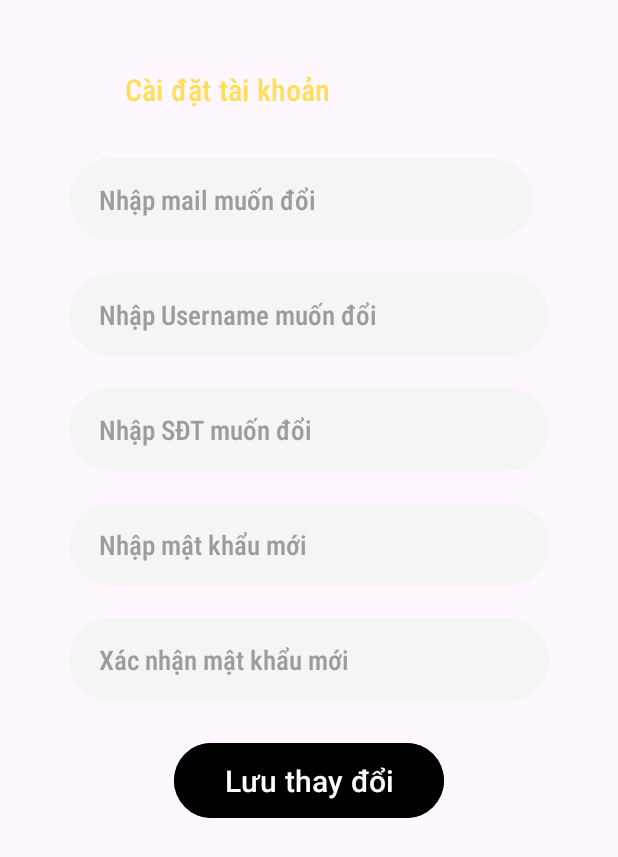
After one commit to Lavie92/NoteAppTest, an Android app: the AccountSetting screen opened directly, with no data from a screen before it, on a phone screen of 412 x 824 dp. The commit adds this screen. Shown: the top 857 px of the screen. Run offline under Robolectric (Android 15) with nearby library versions, the phone set to English and light mode, and no system bars; our stand-ins replace Firebase (no records; nobody signed in at launch, a user with empty details on screens opened directly).

Commit message:
change account infomation

```diff
--- a/app/src/main/AndroidManifest.xml
+++ b/app/src/main/AndroidManifest.xml
@@ -28,6 +28,9 @@
         android:theme="@style/Theme.MyApplication"
         tools:targetApi="31">
         <activity
+            android:name=".AccountSetting"
+            android:exported="false" />
+        <activity
             android:name=".auth.SignUpActivity"
             android:exported="false" />
         <activity
--- /dev/null
+++ b/app/src/main/java/com/example/myapplication/AccountSetting.java
@@ -0,0 +1,126 @@
+package com.example.myapplication;
+
+import androidx.annotation.NonNull;
+import androidx.appcompat.app.AppCompatActivity;
+
+import android.content.Intent;
+import android.os.Bundle;
+import android.util.Log;
+import android.view.View;
+import android.widget.Button;
+import android.widget.EditText;
+import android.widget.Toast;
+
+import com.example.myapplication.dao.UserFirebaseDAO;
+import com.example.myapplication.models.Note;
+import com.example.myapplication.models.UserInfo;
+import com.google.android.gms.tasks.OnCompleteListener;
+import com.google.android.gms.tasks.Task;
+import com.google.firebase.auth.FirebaseAuth;
+import com.google.firebase.auth.FirebaseUser;
+
+public class AccountSetting extends AppCompatActivity {
+    private FirebaseAuth mAuth;
+
+    FirebaseUser currentUser;
+    private static final String TAG = "EmailPassword";
+
+
+    @Override
+    protected void onCreate(Bundle savedInstanceState) {
+        super.onCreate(savedInstanceState);
+        setContentView(R.layout.activity_account_setting);
+        EditText edtUsername, edtPhone, edtNewPassword, edtConfirmPassword, edtEmail;
+        edtPhone = findViewById(R.id.edtPhone);
+        edtUsername = findViewById(R.id.edtUserName);
+        edtNewPassword = findViewById(R.id.edtPassword);
+        edtConfirmPassword = findViewById(R.id.edtConfirmPassword);
+        edtEmail = findViewById(R.id.edtEmail);
+        Button btnSave = findViewById(R.id.btnSave);
+        Intent intent = getIntent();
+        Bundle bundle = intent.getExtras();
+        mAuth = FirebaseAuth.getInstance();
+        currentUser = mAuth.getCurrentUser();
+        if (bundle != null) {
+            UserInfo userInfo = getUserInfo();
+            edtUsername.setText(userInfo.getUsername().toString().trim());
+            edtPhone.setText(userInfo.getPhone().toString().trim());
+            edtEmail.setText(currentUser.getEmail().trim());
+        }
+        btnSave.setOnClickListener(new View.OnClickListener() {
+            @Override
+            public void onClick(View view) {
+                UserFirebaseDAO userFirebaseDAO = new UserFirebaseDAO(getApplicationContext());
+                UserInfo userInfo = getUserInfo();
+                String username = edtUsername.getText().toString().trim();
+                String phone = edtPhone.getText().toString().trim();
+                String email = edtEmail.getText().toString().trim();
+                String newPassword = edtNewPassword.getText().toString().trim();
+                String confirmPassword = edtConfirmPassword.getText().toString().trim();
+                if (phone.isEmpty() || email.isEmpty() || username.isEmpty())  {
+                    Toast.makeText(AccountSetting.this, "Vui lòng nhập đầy đủ thông tin", Toast.LENGTH_SHORT).show();
+                }
+                else if (newPassword.isEmpty() && confirmPassword.isEmpty()){
+                    userInfo.setUsername(username);
+                    userInfo.setPhone(phone);
+                    userFirebaseDAO.Update(userInfo);
+                    currentUser.updateEmail(email)
+                            .addOnCompleteListener(new OnCompleteListener<Void>() {
+                                @Override
+                                public void onComplete(@NonNull Task<Void> task) {
+                                    if (task.isSuccessful()) {
+                                        Log.d(TAG, "User email address updated.");
+                                    }
+                                }
+                            });
+                    Toast.makeText(AccountSetting.this, "Update thông tin thành công", Toast.LENGTH_SHORT).show();
+                    Intent intentToMain = new Intent(AccountSetting.this, MainActivity.class);
+                    startActivity(intentToMain);
+                    finish();
+                }
+                else {
+                    userInfo.setUsername(username);
+                    userInfo.setPhone(phone);
+                    userFirebaseDAO.Update(userInfo);
+                    currentUser.updateEmail(email)
+                            .addOnCompleteListener(new OnCompleteListener<Void>() {
+                                @Override
+                                public void onComplete(@NonNull Task<Void> task) {
+                                    if (task.isSuccessful()) {
+                                        Log.d(TAG, "User email address updated.");
+                                    }
+                                    else {
+                                        Toast.makeText(AccountSetting.this, "Không thể đổi email", Toast.LENGTH_SHORT).show();
+                                    }
+                                }
+                            });
+                    currentUser.updatePassword(newPassword)
+                            .addOnCompleteListener(new OnCompleteListener<Void>() {
+                                @Override
+                                public void onComplete(@NonNull Task<Void> task) {
+                                    if (task.isSuccessful()) {
+                                        Log.d(TAG, "User password updated.");
+                                    }
+                                    else {
+                                        Toast.makeText(AccountSetting.this, "Không thể đổi mật khẩu", Toast.LENGTH_SHORT).show();
+                                    }
+                                }
+                            });
+                    Toast.makeText(AccountSetting.this, "Update thông tin thành công", Toast.LENGTH_SHORT).show();
+                    Intent intentToMain = new Intent(AccountSetting.this, MainActivity.class);
+                    startActivity(intentToMain);
+                    finish();
+                }
+            }
+        });
+    }
+    private UserInfo getUserInfo() {
+        Intent intent = getIntent();
+        Bundle bundle = intent.getExtras();
+        UserInfo userInfo = new UserInfo();
+        if (bundle != null) {
+            userInfo = (UserInfo) bundle.getSerializable("userInfo");
+        }
+        return userInfo;
+    }
+}
--- a/app/src/main/java/com/example/myapplication/NoteDetailActivity.java
+++ b/app/src/main/java/com/example/myapplication/NoteDetailActivity.java
@@ -110,7 +110,7 @@ public class NoteDetailActivity extends AppCompatActivity {
                 showTimePickerDialog(view);
             }
         });
-
+        Button btnSave = findViewById(R.id.btnSave);
     }
 
     public void showTimePickerDialog(View view) {
--- a/app/src/main/java/com/example/myapplication/auth/SignUpActivity.java
+++ b/app/src/main/java/com/example/myapplication/auth/SignUpActivity.java
@@ -12,6 +12,7 @@ import android.widget.Toast;
 
 import com.example.myapplication.MainActivity;
 import com.example.myapplication.R;
+import com.example.myapplication.models.UserInfo;
 import com.google.android.gms.tasks.OnCompleteListener;
 import com.google.android.gms.tasks.OnFailureListener;
 import com.google.android.gms.tasks.OnSuccessListener;
--- /dev/null
+++ b/app/src/main/res/layout/activity_account_setting.xml
@@ -0,0 +1,116 @@
+<?xml version="1.0" encoding="utf-8"?>
+<LinearLayout xmlns:android="http://schemas.android.com/apk/res/android"
+    xmlns:app="http://schemas.android.com/apk/res-auto"
+    android:layout_width="match_parent"
+    android:layout_height="match_parent"
+    android:orientation="vertical"
+    android:padding="16dp">
+
+
+    <LinearLayout
+        android:layout_width="match_parent"
+        android:layout_height="wrap_content"
+        android:layout_marginTop="10dp"
+        android:orientation="horizontal"
+        android:weightSum="1">
+
+        <!-- Title -->
+        <Button
+            android:id="@+id/btnBackToHome"
+            android:layout_width="271dp"
+            android:layout_height="48dp"
+            android:layout_marginLeft="50dp"
+            android:layout_marginTop="10dp"
+            android:layout_marginEnd="250dp"
+            android:background="@android:color/transparent"
+            android:fontFamily="sans-serif-condensed-medium"
+            android:text="Cài đặt tài khoản"
+            android:textColor="#ffde59"
+            android:textSize="20sp" />
+
+    </LinearLayout>
+
+    <EditText
+        android:id="@+id/edtEmail"
+        android:layout_width="309dp"
+        android:layout_height="55dp"
+        android:layout_marginStart="30dp"
+        android:layout_marginTop="21dp"
+        android:layout_marginEnd="30dp"
+        android:background="@drawable/custom_text"
+        android:ems="10"
+        android:fontFamily="sans-serif-condensed-medium"
+        android:hint="Nhập mail muốn đổi"
+        android:inputType="text"
+        android:paddingLeft="20dp"
+        android:textColorHint="#9C9C9C" />
+
+    <EditText
+        android:id="@+id/edtUserName"
+        android:layout_width="wrap_content"
+        android:layout_height="55dp"
+        android:layout_marginStart="30dp"
+        android:layout_marginTop="21dp"
+        android:layout_marginEnd="30dp"
+        android:background="@drawable/custom_text"
+        android:ems="10"
+        android:fontFamily="sans-serif-condensed-medium"
+        android:hint="Nhập Username muốn đổi"
+        android:paddingLeft="20dp"
+        android:textColorHint="#9C9C9C" />
+
+    <EditText
+        android:id="@+id/edtPhone"
+        android:layout_width="wrap_content"
+        android:layout_height="55dp"
+        android:layout_marginStart="30dp"
+        android:layout_marginTop="21dp"
+        android:layout_marginEnd="30dp"
+        android:background="@drawable/custom_text"
+        android:ems="10"
+        android:fontFamily="sans-serif-condensed-medium"
+        android:hint="Nhập SĐT muốn đổi"
+        android:paddingLeft="20dp"
+        android:textColorHint="#9C9C9C" />
+
+    <EditText
+        android:id="@+id/edtPassword"
+        android:layout_width="wrap_content"
+        android:layout_height="55dp"
+        android:layout_marginStart="30dp"
+        android:layout_marginTop="21dp"
+        android:layout_marginEnd="30dp"
+        android:background="@drawable/custom_text"
+        android:ems="10"
+        android:fontFamily="sans-serif-condensed-medium"
+        android:hint="Nhập mật khẩu mới"
+        android:paddingLeft="20dp"
+        android:textColorHint="#9C9C9C" />
+
+    <EditText
+        android:id="@+id/edtConfirmPassword"
+        android:layout_width="wrap_content"
+        android:layout_height="55dp"
+        android:layout_marginStart="30dp"
+        android:layout_marginTop="21dp"
+        android:layout_marginEnd="30dp"
+        android:background="@drawable/custom_text"
+        android:ems="10"
+        android:fontFamily="sans-serif-condensed-medium"
+        android:hint="Xác nhận mật khẩu mới"
+        android:inputType="text"
+        android:paddingLeft="20dp"
+        android:textColorHint="#9C9C9C" />
+
+    <Button
+        android:id="@+id/btnSave"
+        android:layout_width="180dp"
+        android:layout_height="58dp"
+        android:layout_gravity="center_horizontal"
+        android:layout_marginTop="24dp"
+        android:backgroundTint="#000000"
+        android:text="Lưu thay đổi"
+        android:textSize="20sp" />
+
+
+</LinearLayout>
--- a/app/src/main/res/layout/activity_sign_in.xml
+++ b/app/src/main/res/layout/activity_sign_in.xml
@@ -8,7 +8,7 @@
     tools:context=".auth.SignInActivity">
 
     <TextView
-        android:id="@+id/tvSignIn"
+        android:id="@+id/tvSignUp"
         android:layout_width="wrap_content"
         android:layout_height="wrap_content"
         android:layout_marginStart="16dp"
@@ -33,7 +33,7 @@
         android:text="Don't have an account?"
         android:textStyle="bold"
         app:layout_constraintBottom_toBottomOf="parent"
-        app:layout_constraintEnd_toStartOf="@+id/tvSignIn"
+        app:layout_constraintEnd_toStartOf="@+id/tvSignUp"
         app:layout_constraintStart_toStartOf="parent" />
 
     <TextView
@@ -92,7 +92,7 @@
         android:drawableLeft="@drawable/email"
         android:ems="10"
         android:fontFamily="sans-serif-condensed-medium"
-        android:hint="    Email"
+        android:hint="Email"
         android:inputType="textEmailAddress"
         android:paddingLeft="20dp"
         android:textColor="#9C9C9C"
```
Also changed, not shown: app/src/main/java/com/example/myapplication/MainActivity.java (+47 -3 lines), app/src/main/java/com/example/myapplication/auth/UserInfo.java (deleted, +0 -25 lines), app/src/main/java/com/example/myapplication/dao/UserFirebaseDAO.java (added, +55 -0 lines), app/src/main/java/com/example/myapplication/models/UserInfo.java (added, +50 -0 lines), app/src/main/res/layout/activity_main.xml (+35 -22 lines), app/src/main/res/layout/activity_note_detail.xml (+23 -21 lines), app/src/main/res/drawable/add02.png (added), app/src/main/res/drawable/back02.png (added), app/src/main/res/drawable/camera02.png (added), app/src/main/res/drawable/check04.png (added), app/src/main/res/drawable/clock01.png (added).
